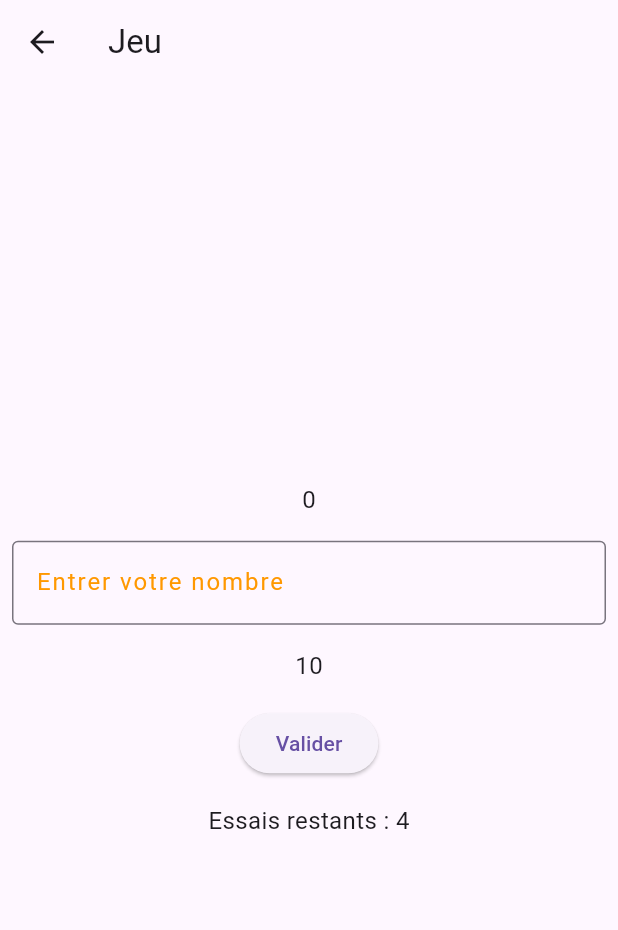
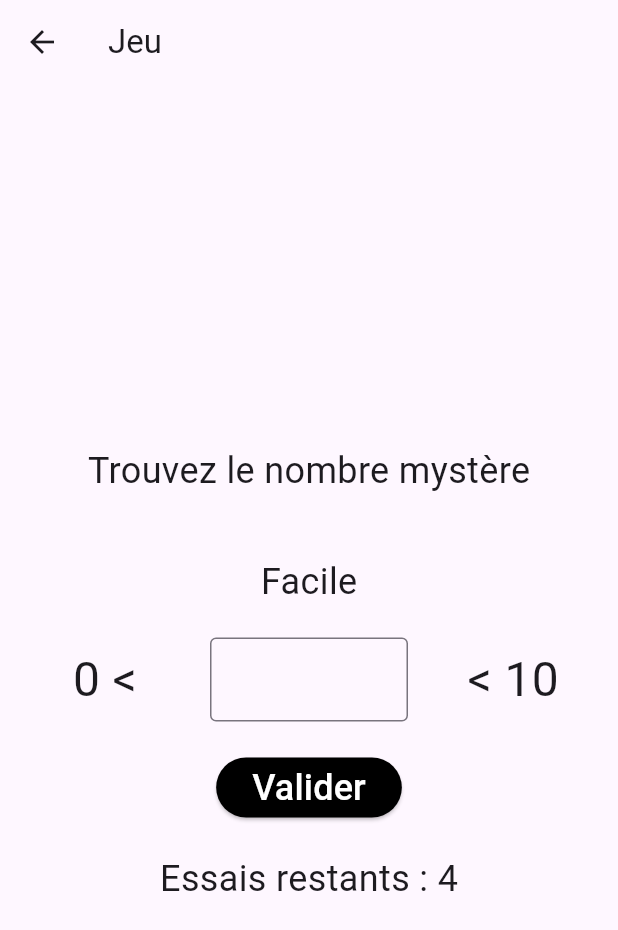
Before and after one commit to Yannis-barache/nombre_mystere, a Flutter app: the LevelPage screen opened by its route, after a tap on "Facile", on a phone screen of 412 x 824 dp. Shown: the top 930 px of the screen. Run offline on Flutter 3.47's test engine with Material 3 defaults, Android fonts, the phone set to English and light mode, and no system bars; our stand-ins replace font_awesome_flutter, go_router, sqflite, sqflite_common; accounts and stored records are empty; network calls fail.

Commit message:
Maj du style

```diff
--- a/lib/main.dart
+++ b/lib/main.dart
@@ -4,7 +4,6 @@ import 'package:nombre_mystere/model/sql/bd.dart';
 import 'package:nombre_mystere/MyApp.dart';
 
 void main() {
-
   WidgetsFlutterBinding.ensureInitialized();
 
   BD.instance.database;
--- a/lib/pages/LevelPage.dart
+++ b/lib/pages/LevelPage.dart
@@ -41,33 +41,35 @@ class _LevelPageState extends State<LevelPage> {
       ),
       body: Center(
         child: Column(
+          mainAxisAlignment: MainAxisAlignment.center,
           children: [
-            ElevatedButton(
-              onPressed: () {
-                levelBD.showColumns();
-                levelBD.insertLevel();
-                fetchLevels();
-              },
-              child: const Text('Refresh'),
-            ),
             FutureBuilder<List>(
           future: levels,
           builder: (context, snapshot) {
             if (snapshot.hasData) {
               return Column(
-                    children: // les boutonn avec le nom des levels et renvoie à la page jeu avec l'id du level
-                      snapshot.data!.map((e) => ElevatedButton(
+                children: snapshot.data!.expand((e) => [
+                  ElevatedButton(
                     onPressed: () {
                       context.go('/jeu/${e.id}');
                     },
                     child: Text(e.nomLevel),
-                      )).toList(),
+                    style: ElevatedButton.styleFrom(
+                      primary: Colors.black,
+                      onPrimary: Colors.white,
+                    )
+
+                  ),
+                  const SizedBox(height: 20),
+                ]).toList(),
               );
             } else {
               return const CircularProgressIndicator();
             }
           },
         ),
+
+
           ],
         ),
       ),
--- a/lib/pages/PageGame.dart
+++ b/lib/pages/PageGame.dart
@@ -45,7 +45,6 @@ class _PageGameState extends State<PageGame> {
         minNiveau = value.rangeMin;
         nombreMystere = Jeu.generateNombre(minNiveau!, maxNiveau!);
         essaisMax = value.nbEssais;
-        log('Nombre mystère : $nombreMystere');
         min = minNiveau;
         max = maxNiveau;
       });
@@ -53,68 +52,101 @@ class _PageGameState extends State<PageGame> {
   }
 
   int get essaisRestants => essaisMax != null ? essaisMax! - essais : 0;
-
+  String get niveauDifficulte {
+  if (widget.idNiveau == 1) {
+    return 'Facile';
+  } else if (widget.idNiveau == 2) {
+    return 'Moyen';
+  } else if (widget.idNiveau == 3) {
+    return 'Difficile';
+  }
+  return 'Extreme';
+}
   @override
   Widget build(BuildContext context) {
     return Scaffold(
       appBar: AppBar(
         title: const Text('Jeu'),
       ),
-      body: Center(
+      body: Padding(
+        padding: const EdgeInsets.all(8.0),
+        child: Center(
           child: Column(
             mainAxisAlignment: MainAxisAlignment.center,
             children: <Widget>[
-
-            Padding(
-              padding: const EdgeInsets.all(8.0),
-              child: Text(
-                min.toString(),
+              Padding(padding: const EdgeInsets.all(20.0),
+                child: Text('Trouvez le nombre mystère',
                   style: const TextStyle(
-                  fontSize: 16,
+                    fontSize: 24,
                   ),
                 ),
               ),
-             Padding(
-              padding: const EdgeInsets.all(8.0),
-              child: InputNombre(controller: leController)
-            ),
-            Padding(
-              padding: const EdgeInsets.all(8.0),
-              child: Text(
-                max.toString(),
+              Padding(padding: const EdgeInsets.all(20.0),
+                child: Text(niveauDifficulte,
                   style: const TextStyle(
-                  fontSize: 16,
+                    fontSize: 24,
                   ),
                 ),
               ),
-            Padding(
-              padding: const EdgeInsets.all(8.0),
-              child: ElevatedButton(
-                onPressed: _onPressed,
-                child: const Text('Valider'),
-              ),
-            ),
-            Padding(
-              padding: const EdgeInsets.all(8.0),
+              Row(
+  mainAxisAlignment: MainAxisAlignment.center,
+  children: [
+    Expanded(
+      child: Center(
         child: Text(
-                'Essais restants : $essaisRestants',
+          min.toString()+ " < ",
           style: const TextStyle(
-                  fontSize: 16,
+            fontSize: 32,
           ),
         ),
       ),
+    ),
+    Expanded(
+      child: InputNombre(controller: leController),
+    ),
+    Expanded(
+      child: Center(
+        child: Text(
+          " < "+max.toString(),
+          style: const TextStyle(
+            fontSize: 32,
+          ),
+        ),
+      ),
+    ),
+  ],
+),
+              Padding(
+                  padding: const EdgeInsets.all(20.0),
+                  child: ElevatedButton(
+                    onPressed: _onPressed,
+                    style: ButtonStyle(
+                      backgroundColor: MaterialStateProperty.all(Colors.black),
+                    ),
+                    child: const Text('Valider',
+                      style: TextStyle(
+                        fontSize: 24,
+                        color: Colors.white,
+                      ),
+                    ),
+                  ),
+              ),
+              Text(
+                'Essais restants : $essaisRestants',
+                style: const TextStyle(
+                  fontSize: 24,
+                ),
+              ),
               if (message != null)
-              Padding(
-                padding: const EdgeInsets.all(8.0),
-                child: Text(
+                Text(
                   message!,
                   style: const TextStyle(
                     fontSize: 16,
                     color: Colors.red,
                   ),
                 ),
+            ],
           ),
-          ],
         ),
       ),
     );
--- a/lib/style/input.dart
+++ b/lib/style/input.dart
@@ -13,13 +13,10 @@ class InputNombre extends StatelessWidget {
       controller: controller,
       decoration: InputDecoration(
         border: const OutlineInputBorder(),
-        labelText: 'Entrer votre nombre',
+        labelText: '',
         labelStyle: MaterialStateTextStyle.resolveWith(
           (Set<MaterialState> states) {
-            final Color color = states.contains(MaterialState.error)
-                ? Theme.of(context).colorScheme.error
-                : Colors.orange;
-            return TextStyle(color: color, letterSpacing: 1.3);
+            return TextStyle(color: Colors.black, letterSpacing: 1.3);
           },
         ),
       ),
```
Lines whose indentation alone changed are shown as unchanged.
